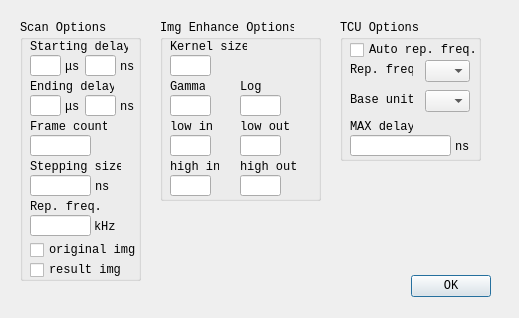
The window that settings.ui (yilp7/img_proc_demo) describes before a commit, drawn with Qt 5.
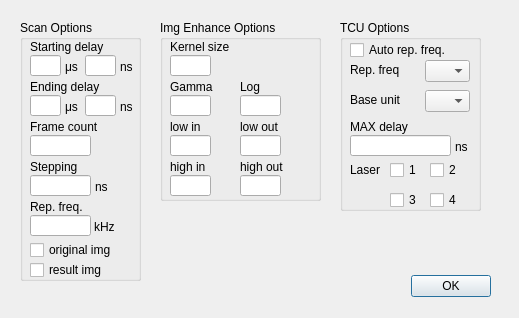
The same window after the commit.

Commit message: laser control added & new fonts added

```diff
--- a/settings.ui
+++ b/settings.ui
@@ -10,12 +10,6 @@
     <height>318</height>
    </rect>
   </property>
-  <property name="font">
-   <font>
-    <family>Consolas</family>
-    <pointsize>9</pointsize>
-   </font>
-  </property>
   <property name="windowTitle">
    <string>Dialog</string>
   </property>
@@ -71,7 +65,7 @@
      <rect>
       <x>10</x>
       <y>20</y>
-      <width>98</width>
+      <width>110</width>
       <height>14</height>
      </rect>
     </property>
@@ -84,7 +78,7 @@
      <rect>
       <x>10</x>
       <y>60</y>
-      <width>84</width>
+      <width>110</width>
       <height>14</height>
      </rect>
     </property>
@@ -107,7 +101,7 @@
      <rect>
       <x>10</x>
       <y>100</y>
-      <width>77</width>
+      <width>75</width>
       <height>14</height>
      </rect>
     </property>
@@ -130,12 +124,12 @@
      <rect>
       <x>10</x>
       <y>140</y>
-      <width>91</width>
+      <width>75</width>
       <height>14</height>
      </rect>
     </property>
     <property name="text">
-     <string>Stepping size</string>
+     <string>Stepping</string>
     </property>
    </widget>
    <widget class="QLineEdit" name="STEP_SIZE_EDIT">
@@ -153,7 +147,7 @@
      <rect>
       <x>100</x>
       <y>40</y>
-      <width>14</width>
+      <width>21</width>
       <height>14</height>
      </rect>
     </property>
@@ -166,7 +160,7 @@
      <rect>
       <x>100</x>
       <y>80</y>
-      <width>14</width>
+      <width>21</width>
       <height>14</height>
      </rect>
     </property>
@@ -179,7 +173,7 @@
      <rect>
       <x>75</x>
       <y>160</y>
-      <width>14</width>
+      <width>21</width>
       <height>14</height>
      </rect>
     </property>
@@ -215,7 +209,7 @@
      <rect>
       <x>10</x>
       <y>180</y>
-      <width>70</width>
+      <width>75</width>
       <height>14</height>
      </rect>
     </property>
@@ -228,7 +222,7 @@
      <rect>
       <x>10</x>
       <y>220</y>
-      <width>109</width>
+      <width>110</width>
       <height>20</height>
      </rect>
     </property>
@@ -241,7 +235,7 @@
      <rect>
       <x>45</x>
       <y>40</y>
-      <width>14</width>
+      <width>21</width>
       <height>14</height>
      </rect>
     </property>
@@ -277,7 +271,7 @@
      <rect>
       <x>45</x>
       <y>80</y>
-      <width>14</width>
+      <width>21</width>
       <height>14</height>
      </rect>
     </property>
@@ -290,7 +284,7 @@
      <rect>
       <x>10</x>
       <y>240</y>
-      <width>95</width>
+      <width>110</width>
       <height>20</height>
      </rect>
     </property>
@@ -326,7 +320,7 @@
      <rect>
       <x>10</x>
       <y>20</y>
-      <width>77</width>
+      <width>80</width>
       <height>14</height>
      </rect>
     </property>
@@ -389,7 +383,7 @@
      <rect>
       <x>10</x>
       <y>100</y>
-      <width>47</width>
+      <width>60</width>
       <height>13</height>
      </rect>
     </property>
@@ -402,7 +396,7 @@
      <rect>
       <x>10</x>
       <y>140</y>
-      <width>49</width>
+      <width>60</width>
       <height>14</height>
      </rect>
     </property>
@@ -415,7 +409,7 @@
      <rect>
       <x>80</x>
       <y>100</y>
-      <width>49</width>
+      <width>60</width>
       <height>14</height>
      </rect>
     </property>
@@ -428,7 +422,7 @@
      <rect>
       <x>80</x>
       <y>140</y>
-      <width>56</width>
+      <width>60</width>
       <height>14</height>
      </rect>
     </property>
@@ -441,7 +435,7 @@
      <rect>
       <x>10</x>
       <y>60</y>
-      <width>35</width>
+      <width>60</width>
       <height>14</height>
      </rect>
     </property>
@@ -464,7 +458,7 @@
      <rect>
       <x>80</x>
       <y>60</y>
-      <width>21</width>
+      <width>60</width>
       <height>14</height>
      </rect>
     </property>
@@ -479,7 +473,7 @@
      <x>340</x>
      <y>20</y>
      <width>141</width>
-     <height>141</height>
+     <height>191</height>
     </rect>
    </property>
    <property name="title">
@@ -513,7 +507,7 @@
      <rect>
       <x>10</x>
       <y>100</y>
-      <width>63</width>
+      <width>126</width>
       <height>14</height>
      </rect>
     </property>
@@ -526,7 +520,7 @@
      <rect>
       <x>115</x>
       <y>120</y>
-      <width>14</width>
+      <width>21</width>
       <height>14</height>
      </rect>
     </property>
@@ -539,7 +533,7 @@
      <rect>
       <x>10</x>
       <y>73</y>
-      <width>63</width>
+      <width>70</width>
       <height>14</height>
      </rect>
     </property>
@@ -572,7 +566,7 @@
      <rect>
       <x>10</x>
       <y>43</y>
-      <width>63</width>
+      <width>70</width>
       <height>14</height>
      </rect>
     </property>
@@ -580,6 +574,71 @@
      <string>Rep. freq</string>
     </property>
    </widget>
+   <widget class="QCheckBox" name="LASER_CHK_1">
+    <property name="geometry">
+     <rect>
+      <x>50</x>
+      <y>140</y>
+      <width>32</width>
+      <height>20</height>
+     </rect>
+    </property>
+    <property name="text">
+     <string>1</string>
+    </property>
+   </widget>
+   <widget class="QCheckBox" name="LASER_CHK_2">
+    <property name="geometry">
+     <rect>
+      <x>90</x>
+      <y>140</y>
+      <width>32</width>
+      <height>20</height>
+     </rect>
+    </property>
+    <property name="text">
+     <string>2</string>
+    </property>
+   </widget>
+   <widget class="QCheckBox" name="LASER_CHK_3">
+    <property name="geometry">
+     <rect>
+      <x>50</x>
+      <y>170</y>
+      <width>32</width>
+      <height>20</height>
+     </rect>
+    </property>
+    <property name="text">
+     <string>3</string>
+    </property>
+   </widget>
+   <widget class="QCheckBox" name="LASER_CHK_4">
+    <property name="geometry">
+     <rect>
+      <x>90</x>
+      <y>170</y>
+      <width>32</width>
+      <height>20</height>
+     </rect>
+    </property>
+    <property name="text">
+     <string>4</string>
+    </property>
+   </widget>
+   <widget class="QLabel" name="LASER">
+    <property name="geometry">
+     <rect>
+      <x>10</x>
+      <y>143</y>
+      <width>35</width>
+      <height>14</height>
+     </rect>
+    </property>
+    <property name="text">
+     <string>Laser</string>
+    </property>
+   </widget>
   </widget>
  </widget>
  <resources/>
```
The commit also changes 14 other files.
